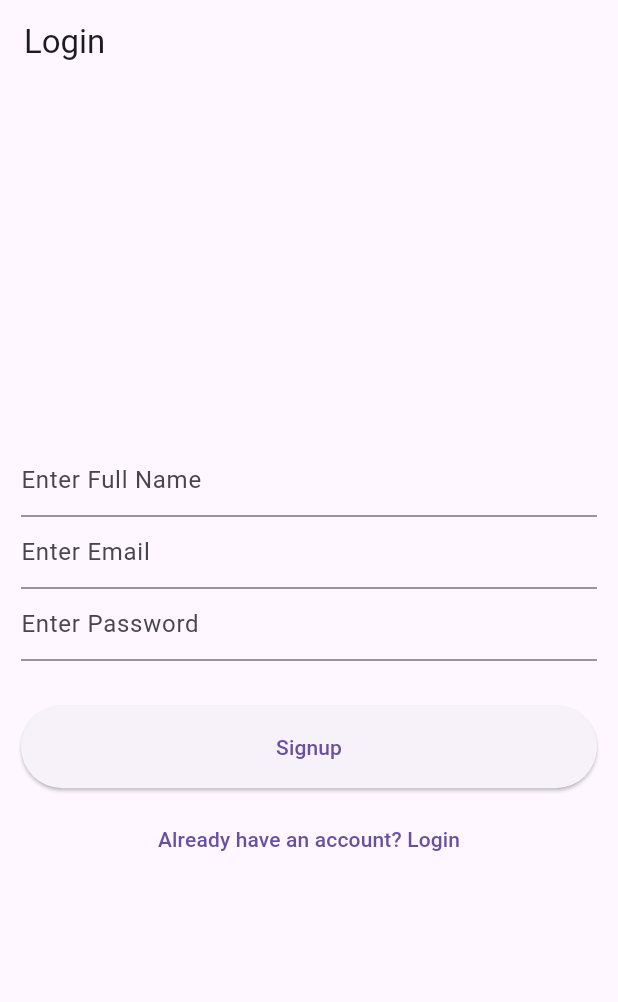
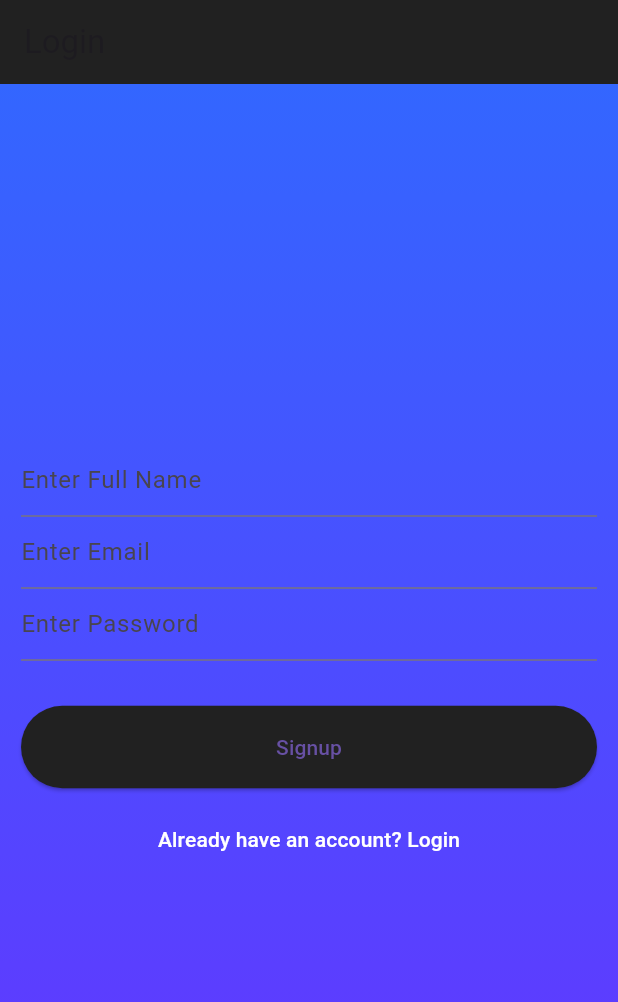
Before and after one commit to CSCI4100U/mobile-group-project-2023-abdul-alam-li-rana, a Flutter app: the screen it shows after launch, on a phone screen of 412 x 824 dp. Shown: the top 1002 px of the screen. Run offline on Flutter 3.47's test engine with Material 3 defaults, Android fonts, the phone set to English and light mode, and no system bars; our stand-ins replace cloud_firestore, firebase_auth, firebase_core, firebase_storage, flutter_local_notifications, flutter_svg and 4 more; missing offline and left inert: mapbox_gl, mapbox_polyline_points; accounts and stored records are empty.

Commit message:
login page UI updated

```diff
--- a/final_project/lib/login.dart
+++ b/final_project/lib/login.dart
@@ -28,20 +28,30 @@ class _LoginFormState extends State<LoginForm> {
   @override
   void initState() {
     super.initState();
-    final auth = FirebaseAuth.instanceFor(app: Firebase.app(), persistence: Persistence.NONE);
+    final auth = FirebaseAuth.instanceFor(
+        app: Firebase.app(), persistence: Persistence.NONE);
   }
 
-
   @override
-  Widget build(BuildContext context)
-
-  {
+  Widget build(BuildContext context) {
     return Scaffold(
         appBar: AppBar(
           elevation: 0,
           title: Text('Login'),
+          backgroundColor: Colors.grey[900],
         ),
-      body: Form(
+        body: Container(
+          decoration: BoxDecoration(
+            gradient: LinearGradient(
+              begin: Alignment.topCenter,
+              end: Alignment.bottomCenter,
+              colors: [
+                Color(0xFF3366FF),
+                Color(0xFF6633FF),
+              ],
+            ),
+          ),
+          child: Form(
             key: _formKey,
             child: Container(
               padding: EdgeInsets.all(14),
@@ -58,6 +68,7 @@ class _LoginFormState extends State<LoginForm> {
                   login
                       ? Container()
                       : TextFormField(
+                          style: TextStyle(color: Colors.white),
                           key: ValueKey('fullname'),
                           decoration: InputDecoration(
                             hintText: 'Enter Full Name',
@@ -78,6 +89,7 @@ class _LoginFormState extends State<LoginForm> {
 
                   // ======== Email ========
                   TextFormField(
+                    style: TextStyle(color: Colors.white),
                     key: ValueKey('email'),
                     decoration: InputDecoration(
                       hintText: 'Enter Email',
@@ -97,6 +109,7 @@ class _LoginFormState extends State<LoginForm> {
                   ),
                   // ======== Password ========
                   TextFormField(
+                    style: TextStyle(color: Colors.white),
                     key: ValueKey('password'),
                     obscureText: true,
                     decoration: InputDecoration(
@@ -110,9 +123,10 @@ class _LoginFormState extends State<LoginForm> {
                   ),
                   if (login)
                     CheckboxListTile(
-                title: Text('Stay Signed In? (Web Only)'),
+                        title: Text('Stay Signed In? (Web Only)',
+                        style: TextStyle(color: Colors.grey[900]),),
                         value: stayLoggedIn,
-                onChanged: (signin){
+                        onChanged: (signin) {
                           setState(() {
                             stayLoggedIn = signin!;
                             print('Status = $stayLoggedIn');
@@ -128,19 +142,28 @@ class _LoginFormState extends State<LoginForm> {
                     height: 55,
                     width: double.infinity,
                     child: ElevatedButton(
-                  onPressed:
-                  () async {
+                      style: ElevatedButton.styleFrom(
+                      backgroundColor: Colors.grey[900]),
+                      onPressed: () async {
                         if (_formKey.currentState!.validate()) {
                           _formKey.currentState!.save();
                           final result = login
-                      ? await AuthServices.signinUser(email, password, context)
-                      : (await signUp(userEmail: email, password: password, username: fullname, context: context)) != null
-                        ? Navigator.push(context, MaterialPageRoute(builder: (ctx) => const EmailVerificationScreen()))
+                              ? await AuthServices.signinUser(
+                                  email, password, context)
+                              : (await signUp(
+                                          userEmail: email,
+                                          password: password,
+                                          username: fullname,
+                                          context: context)) !=
+                                      null
+                                  ? Navigator.push(
+                                      context,
+                                      MaterialPageRoute(
+                                          builder: (ctx) =>
+                                              const EmailVerificationScreen()))
                                   : null;
 
-
                           if (login && (result == null || result.isEmpty)) {
-
                             setState(() {
                               errorMessage = 'Invalid email or password.';
                             });
@@ -165,14 +188,17 @@ class _LoginFormState extends State<LoginForm> {
                       });
                     },
                     child: Text(
-                  login ? "Don't have an account? Signup" : "Already have an account? Login",
+                      login
+                          ? "Don't have an account? Signup"
+                          : "Already have an account? Login",
+                      style: TextStyle(color: Colors.white),
                     ),
                   ),
                 ],
               ),
             ),
           ),
-    );
+        ));
   }
 }
 
@@ -192,9 +218,11 @@ Future<User?> signUp({
     return userCredential.user;
   } on FirebaseAuthException catch (e) {
     if (e.code == 'weak-password') {
-      ScaffoldMessenger.of(context).showSnackBar(const SnackBar(content: Text('The password provided is too weak.')));
+      ScaffoldMessenger.of(context).showSnackBar(
+          const SnackBar(content: Text('The password provided is too weak.')));
     } else if (e.code == 'email-already-in-use') {
-      ScaffoldMessenger.of(context).showSnackBar(const SnackBar(content: Text('The account already exists for that email.')));
+      ScaffoldMessenger.of(context).showSnackBar(const SnackBar(
+          content: Text('The account already exists for that email.')));
     }
     return null;
   } catch (e) {
```
Lines whose indentation alone changed are shown as unchanged.
